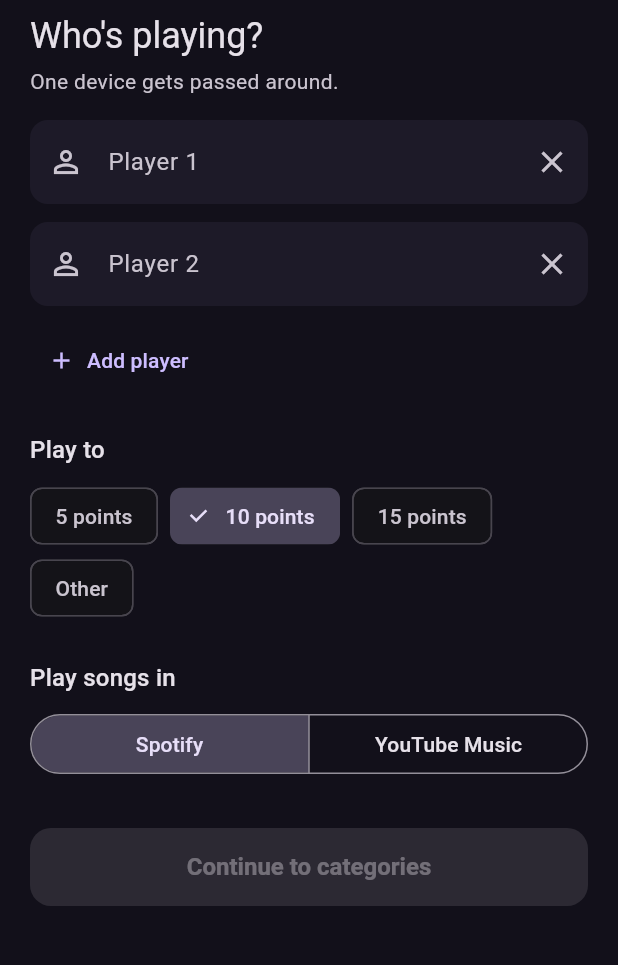
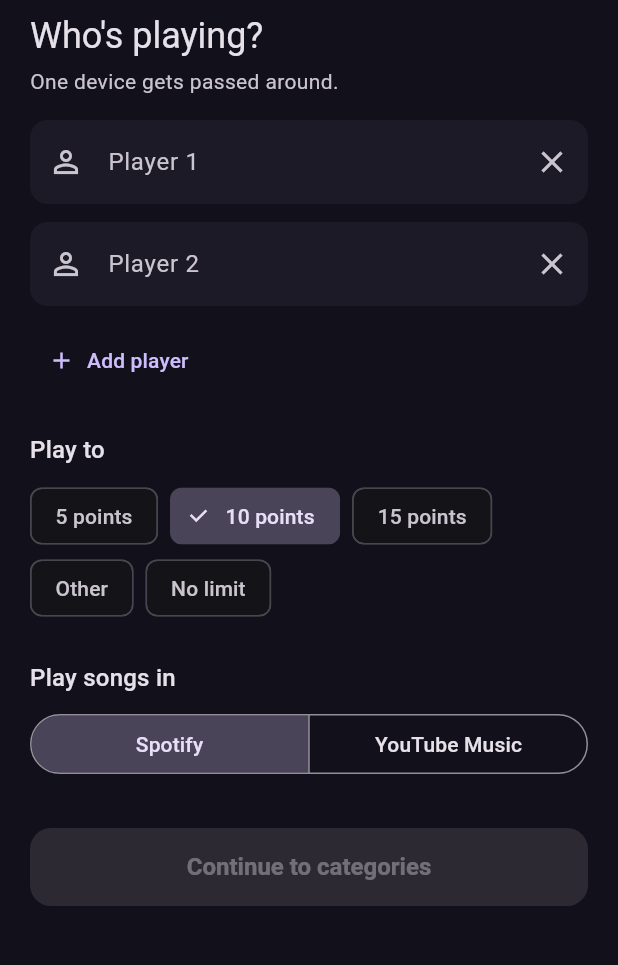
Before and after one commit to jkbhf/anno, a Flutter app: the screen it shows after launch, on a phone screen of 412 x 824 dp, the part 84-1049 px from its top. Run offline on Flutter 3.47's test engine with Material 3 defaults, Android fonts, the phone set to English and light mode, and no system bars; our stand-ins replace file_picker, package_info_plus, shared_preferences, web; missing offline and left inert: dart:js_interop, mobile_scanner.

Commit message:
Add a no-limit option to the setup screen
Co-Authored-By: Claude Sonnet 5.5 <noreply@anthropic.com>

```diff
--- a/lib/game/game_controller.dart
+++ b/lib/game/game_controller.dart
@@ -223,7 +223,10 @@ class GameController extends ChangeNotifier {
       phase == RoundPhase.revealed || phase == RoundPhase.finished;
 
   /// Players at the highest score from the target upwards. Several on a tie.
+  /// A target of 0 is a game without a limit: nobody ever wins it, it is left
+  /// by hand.
   List<GamePlayer> get winners {
+    if (targetScore <= 0) return const [];
     final reached = players.where((p) => p.score >= targetScore).toList();
     if (reached.isEmpty) return const [];
     final best = reached.map((p) => p.score).reduce(max);
--- a/lib/ui/game_screen.dart
+++ b/lib/ui/game_screen.dart
@@ -1468,6 +1468,7 @@ class _SectionHeading extends StatelessWidget {
       children: [
         Expanded(child: Text(title, style: theme.textTheme.titleLarge)),
         const SizedBox(width: 8),
+        if (targetScore > 0)
           Text(
             '/ $targetScore',
             style: theme.textTheme.titleMedium?.copyWith(
@@ -2644,7 +2645,8 @@ class _PlayerTileState extends State<_PlayerTile> {
     final theme = Theme.of(context);
     final scheme = theme.colorScheme;
     final player = widget.player;
-    final reached = player.score >= widget.targetScore;
+    final reached =
+        widget.targetScore > 0 && player.score >= widget.targetScore;
     final interactive = widget.onTap != null || widget.onLongPress != null;
     final accent = widget.accent ?? scheme.primary;
     final large = widget.large;
--- a/lib/ui/setup_screen.dart
+++ b/lib/ui/setup_screen.dart
@@ -344,10 +344,19 @@ class _SetupScreenState extends State<SetupScreen> with RouteAware {
                   ),
                 ChoiceChip(
                   label: Text(
-                    _presets.contains(_target) ? 'Other' : '$_target points',
+                    _presets.contains(_target) || _target == 0
+                        ? 'Other'
+                        : '$_target points',
                   ),
-                  selected: !_presets.contains(_target),
+                  selected: !_presets.contains(_target) && _target != 0,
                   onSelected: (_) => _chooseCustomTarget(),
+                ),
+                // 0 is the game without a limit: points are kept but nobody
+                // wins, and the tiles do not fill towards anything.
+                ChoiceChip(
+                  label: const Text('No limit'),
+                  selected: _target == 0,
+                  onSelected: (_) => setState(() => _target = 0),
                 ),
               ],
             ),
@@ -407,7 +416,7 @@ class _ResumeCard extends StatelessWidget {
             const SizedBox(height: 4),
             Text(
               '${categories.map((c) => c.name).join(', ')} '
-              '· to ${game.targetScore} points',
+              '· ${game.targetScore > 0 ? 'to ${game.targetScore} points' : 'no limit'}',
               style: theme.textTheme.bodySmall?.copyWith(
                 color: theme.colorScheme.onSurfaceVariant,
               ),
```
Also changed, not shown: 3 other files. Lines whose indentation alone changed are shown as unchanged.
